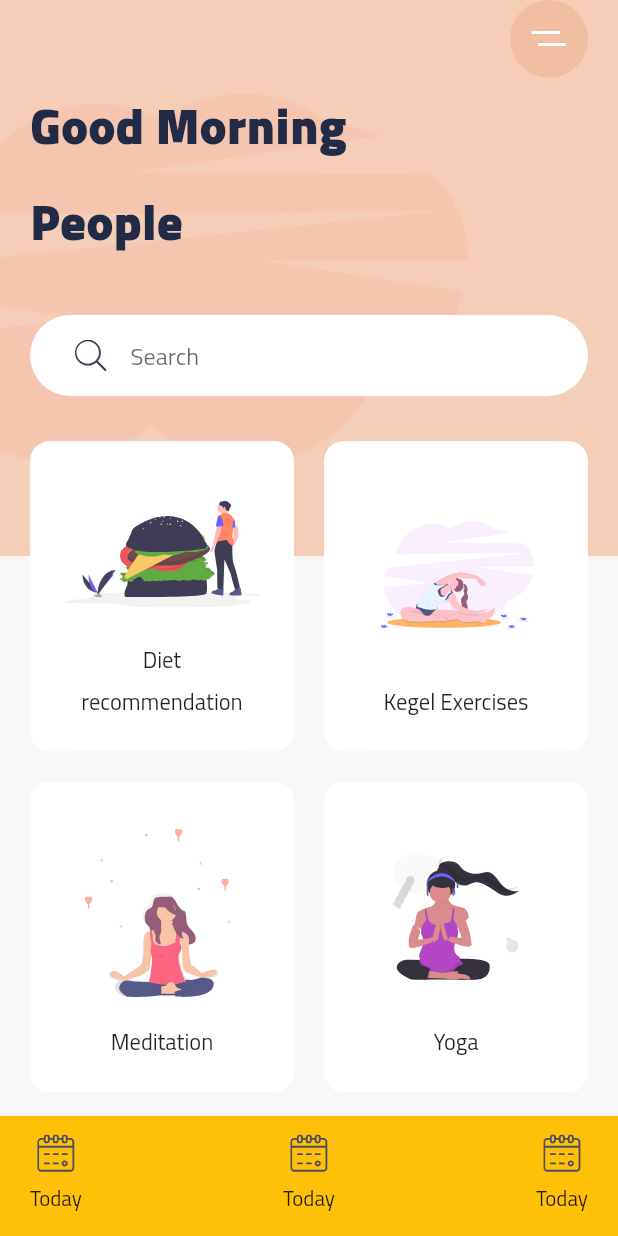
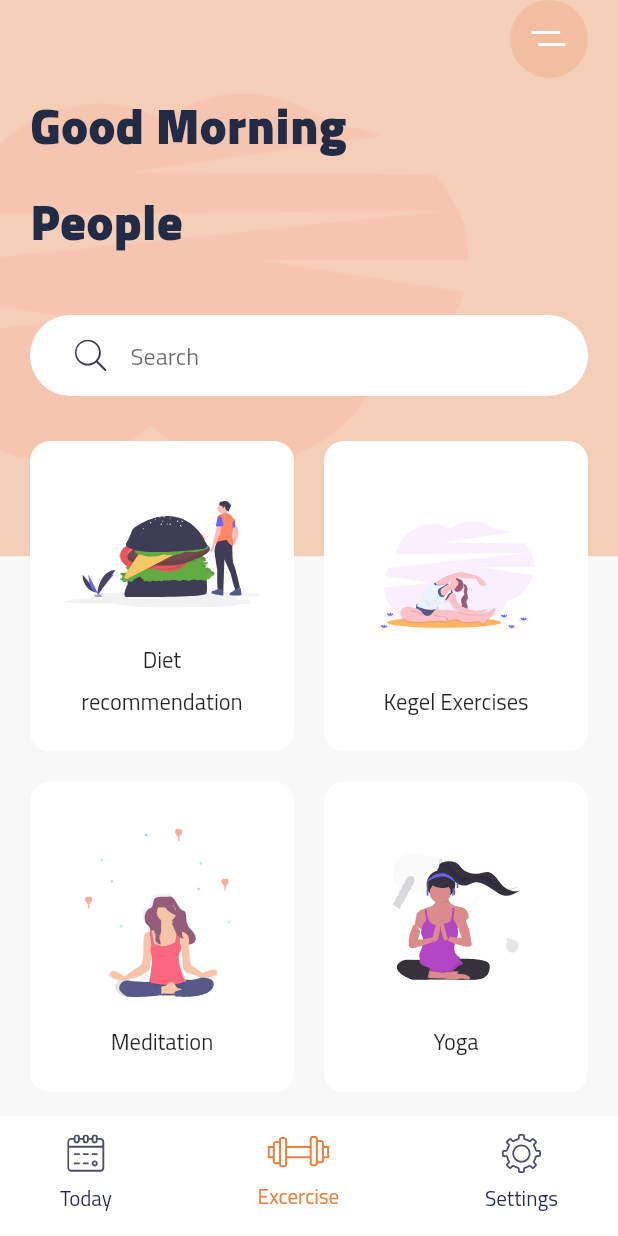
Before and after one commit to renankanu/app_meditation_layout, a Flutter app: the screen it shows after launch, on a phone screen of 412 x 824 dp. Run offline on Flutter 3.47's test engine with Material 2 defaults, Android fonts, the phone set to English and light mode, and no system bars; our stand-ins replace flutter_hooks, flutter_svg, lottie.

Commit message:
Feature - finish bottom navigation

```diff
--- a/lib/app/screen/home/home_screen.dart
+++ b/lib/app/screen/home/home_screen.dart
@@ -11,9 +11,9 @@ class Home extends StatelessWidget {
     var size = MediaQuery.of(context).size;
     return Scaffold(
       bottomNavigationBar: Container(
-        padding: EdgeInsets.symmetric(horizontal: 20, vertical: 10),
+        padding: EdgeInsets.symmetric(horizontal: 40, vertical: 10),
         height: 80,
-        color: Colors.amber,
+        color: Colors.white,
         child: Row(
           mainAxisAlignment: MainAxisAlignment.spaceBetween,
           children: [
@@ -23,13 +23,14 @@ class Home extends StatelessWidget {
               onPress: () {},
             ),
             BottomNavItem(
-              image: Images.calendar,
-              title: "Today",
+              image: Images.gym,
+              title: "Excercise",
               onPress: () {},
+              isSelected: true,
             ),
             BottomNavItem(
-              image: Images.calendar,
-              title: "Today",
+              image: Images.settings,
+              title: "Settings",
               onPress: () {},
             ),
           ],
@@ -132,11 +133,13 @@ class BottomNavItem extends StatelessWidget {
   final String image;
   final String title;
   final Function onPress;
+  final bool isSelected;
   const BottomNavItem({
     Key key,
     this.image,
     this.title,
     this.onPress,
+    this.isSelected = false,
   }) : super(key: key);
 
   @override
@@ -147,7 +150,10 @@ class BottomNavItem extends StatelessWidget {
         mainAxisAlignment: MainAxisAlignment.spaceAround,
         children: [
           SvgPicture.asset(image),
-          Text(title),
+          Text(
+            title,
+            style: TextStyle(color: isSelected ? kActiveIconColor : kTextColor),
+          ),
         ],
       ),
     );
--- a/lib/app/utils/images.dart
+++ b/lib/app/utils/images.dart
@@ -7,4 +7,6 @@ class Images {
   static const String meditation = 'assets/icons/Meditation.svg';
   static const String yoga = 'assets/icons/yoga.svg';
   static const String calendar = 'assets/icons/calendar.svg';
+  static const String gym = 'assets/icons/gym.svg';
+  static const String settings = 'assets/icons/Settings.svg';
 }
```
